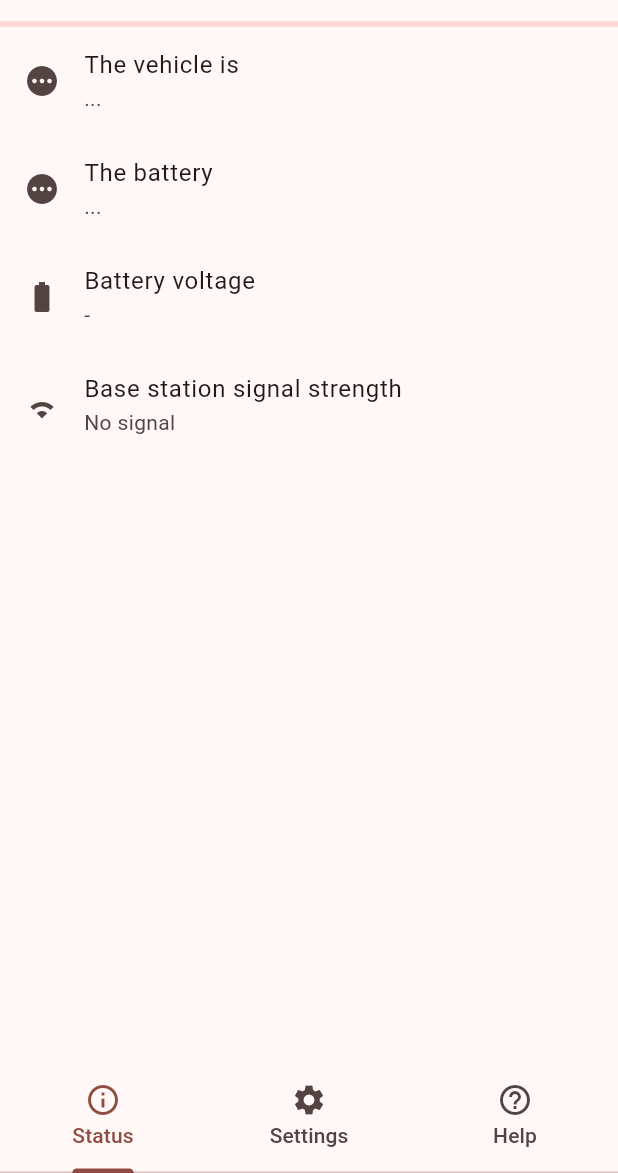
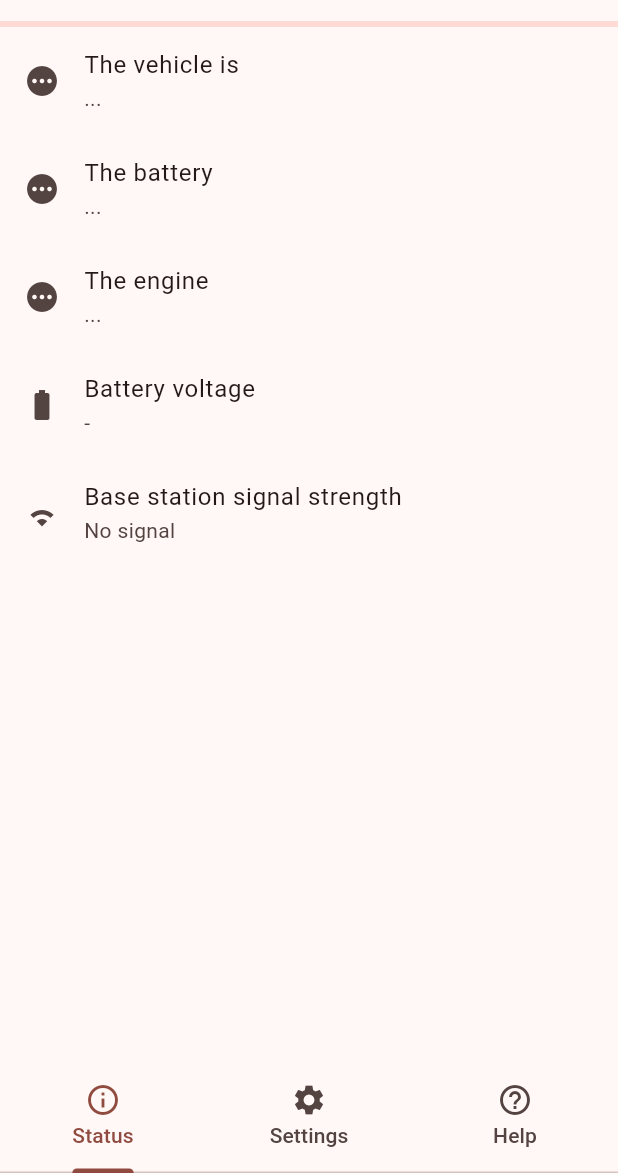
Before and after one commit to timotto/battalarm, a Flutter app: the DeviceControlWidget screen opened directly, on a phone screen of 412 x 824 dp, the part 63-1236 px from its top. Run offline on Flutter 3.47's test engine with Material 3 defaults, Android fonts, the phone set to English and light mode, and no system bars; our stand-ins replace loading_animation_widget, permission_handler; missing offline and left inert: flutter_reactive_ble.

Commit message:
🛵 respect engine running state

```diff
--- a/battery_alarm_app/lib/device_status_widget.dart
+++ b/battery_alarm_app/lib/device_status_widget.dart
@@ -1,6 +1,7 @@
 import 'package:battery_alarm_app/device_client/device_client.dart';
 import 'package:battery_alarm_app/model/status.dart';
 import 'package:battery_alarm_app/widgets/charging_tile.dart';
+import 'package:battery_alarm_app/widgets/engine_running_tile.dart';
 import 'package:battery_alarm_app/widgets/in_garage_tile.dart';
 import 'package:battery_alarm_app/widgets/rssi_tile.dart';
 import 'package:battery_alarm_app/widgets/vbat_delta_tile.dart';
@@ -25,6 +26,7 @@ class DeviceStatusWidget extends StatelessWidget {
           children: [
             InGarageTile(value: status.data?.inGarage),
             ChargingTile(value: status.data?.charging),
+            EngineRunningTile(value: status.data?.engineRunning),
             VBatTile(value: status.data?.vbat),
             if (expert) VBatDeltaTile(value: status.data?.vbatDelta),
             RssiTile(value: status.data?.rssi),
--- a/battery_alarm_app/lib/i10n/appmessages_de.dart
+++ b/battery_alarm_app/lib/i10n/appmessages_de.dart
@@ -84,6 +84,9 @@ class MessageLookup extends MessageLookupByLibrary {
     'labelDelayWarn': MessageLookupByLibrary.simpleMessage('Verzögerung bis zur Warnung'),
     'labelDownloadUpdateError': MessageLookupByLibrary.simpleMessage('Es gab ein Problem beim Herunterladen des Updates. Probiere es später bitte nochmal.'),
     'labelDownloadingUpdate': MessageLookupByLibrary.simpleMessage('Update wird heruntergeladen...'),
+    'labelEngineRunningOff': MessageLookupByLibrary.simpleMessage('ist aus'),
+    'labelEngineRunningOn': MessageLookupByLibrary.simpleMessage('läuft'),
+    'labelEngineRunningTitle': MessageLookupByLibrary.simpleMessage('Der Motor'),
     'labelErrorCode': m6,
     'labelInGarageTile': MessageLookupByLibrary.simpleMessage('Das Fahrzeug befindet sich'),
     'labelInGarageTileInGarage': MessageLookupByLibrary.simpleMessage('in der Garage'),
--- a/battery_alarm_app/lib/i10n/appmessages_en.dart
+++ b/battery_alarm_app/lib/i10n/appmessages_en.dart
@@ -84,6 +84,9 @@ class MessageLookup extends MessageLookupByLibrary {
     'labelDelayWarn': MessageLookupByLibrary.simpleMessage('Warning delay'),
     'labelDownloadUpdateError': MessageLookupByLibrary.simpleMessage('There was a problem downloading the update. Please try again later.'),
     'labelDownloadingUpdate': MessageLookupByLibrary.simpleMessage('Downloading update...'),
+    'labelEngineRunningOff': MessageLookupByLibrary.simpleMessage('is off'),
+    'labelEngineRunningOn': MessageLookupByLibrary.simpleMessage('is running'),
+    'labelEngineRunningTitle': MessageLookupByLibrary.simpleMessage('The engine'),
     'labelErrorCode': m6,
     'labelInGarageTile': MessageLookupByLibrary.simpleMessage('The vehicle is'),
     'labelInGarageTileInGarage': MessageLookupByLibrary.simpleMessage('in the garage'),
--- a/battery_alarm_app/lib/model/status.dart
+++ b/battery_alarm_app/lib/model/status.dart
@@ -2,6 +2,7 @@ class DeviceStatus {
   DeviceStatus({
     this.inGarage,
     this.charging,
+    this.engineRunning,
     this.vbat,
     this.vbatDelta,
     this.rssi,
@@ -10,6 +11,7 @@ class DeviceStatus {
   DeviceStatus clone() => DeviceStatus(
     inGarage: inGarage,
     charging: charging,
+    engineRunning: engineRunning,
     vbat: vbat,
     vbatDelta: vbatDelta,
     rssi: rssi,
@@ -17,6 +19,7 @@ class DeviceStatus {
 
   bool? inGarage;
   bool? charging;
+  bool? engineRunning;
   double? vbat;
   double? vbatDelta;
   double? rssi;
--- a/battery_alarm_app/lib/text.dart
+++ b/battery_alarm_app/lib/text.dart
@@ -406,4 +406,20 @@ class Texts {
         name: 'labelCurrentAdapterVersion',
         args: [version],
       );
+
+  static String labelEngineRunningTitle() => Intl.message(
+    'Der Motor',
+    name: 'labelEngineRunningTitle',
+  );
+
+  static String labelEngineRunningOn() => Intl.message(
+    'läuft',
+    name: 'labelEngineRunningOn',
+  );
+
+  static String labelEngineRunningOff() => Intl.message(
+    'ist aus',
+    name: 'labelEngineRunningOff',
+  );
+
 }
--- /dev/null
+++ b/battery_alarm_app/lib/widgets/engine_running_tile.dart
@@ -0,0 +1,32 @@
+import 'package:battery_alarm_app/text.dart';
+import 'package:battery_alarm_app/widgets/tri_state_bool_widget.dart';
+import 'package:flutter/material.dart';
+
+class EngineRunningTile extends TriStateBoolWidget {
+  EngineRunningTile({
+    super.key,
+    super.value,
+  }) : super(
+          title: Texts.labelEngineRunningTitle(),
+          labels: _triState,
+        );
+}
+
+final _triState = TriStateBool(
+  unknown: TriStateBoolValue(
+    text: '...',
+    icon: Icons.pending,
+  ),
+  isTrue: TriStateBoolValue(
+    text: Texts.labelEngineRunningOn(),
+    icon: Icons.car_rental,
+  ),
+  isFalse: TriStateBoolValue(
+    text: Texts.labelEngineRunningOff(),
+    icon: Icons.car_rental,
+    trailing: const Icon(
+      Icons.check_circle,
+      color: Color.fromARGB(255, 0, 255, 0),
+    ),
+  ),
+);
```
Also changed, not shown: battery_alarm_app/lib/device_client/status_service.dart (+15 -1 lines), battery_alarm_app/lib/i10n/app_de.arb (+16 -1 lines), battery_alarm_app/lib/i10n/app_en.arb (+15 -0 lines), 3 other files.
